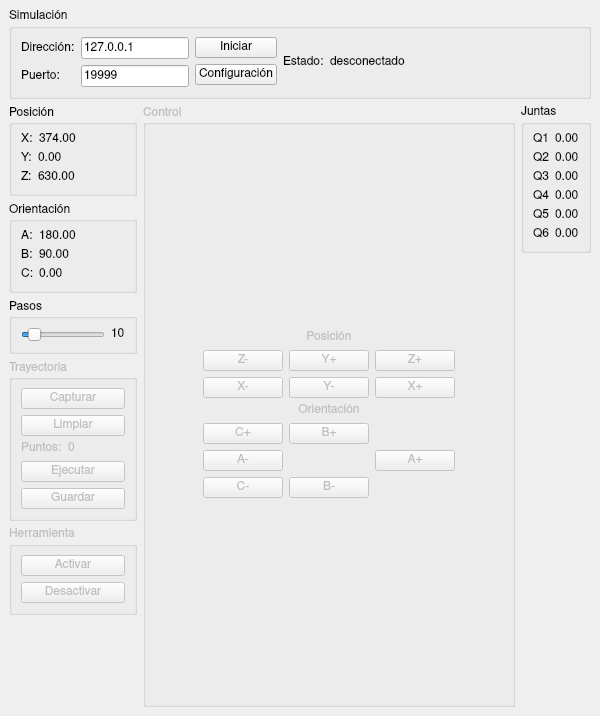
Above: ui_mainwindowabbpanel.ui from GabiAndi/UNER_Robotica before the change. Below: the same form after it.
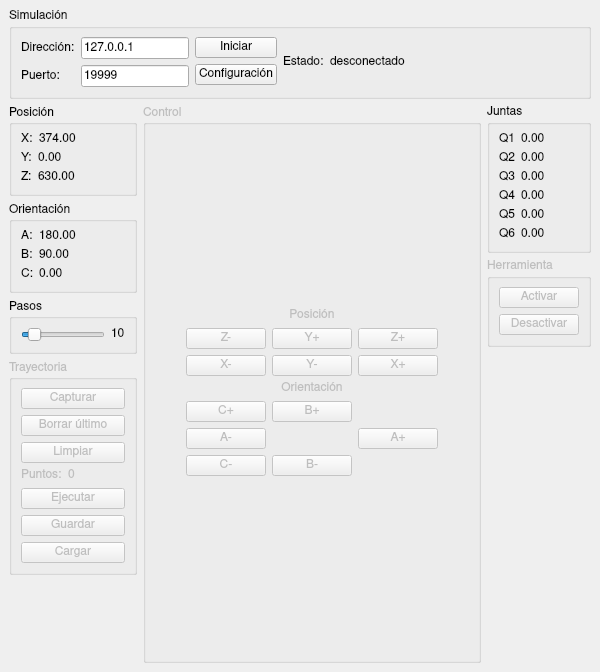
That is the form after the change.

Commit message: Carga de trayectorias

```diff
--- a/ui_mainwindowabbpanel.ui
+++ b/ui_mainwindowabbpanel.ui
@@ -7,13 +7,13 @@
     <x>0</x>
     <y>0</y>
     <width>600</width>
-    <height>716</height>
+    <height>672</height>
    </rect>
   </property>
   <property name="minimumSize">
    <size>
     <width>600</width>
-    <height>716</height>
+    <height>672</height>
    </size>
   </property>
   <property name="font">
@@ -367,6 +367,13 @@
              </property>
             </widget>
            </item>
+           <item>
+            <widget class="QPushButton" name="pushButtonABBBorrarUltimoPunto">
+             <property name="text">
+              <string>Borrar último</string>
+             </property>
+            </widget>
+           </item>
            <item>
             <widget class="QPushButton" name="pushButtonABBLimpiarTrayectoria">
              <property name="text">
@@ -412,29 +419,10 @@
              </property>
             </widget>
            </item>
-          </layout>
-         </widget>
-        </item>
-        <item>
-         <widget class="QGroupBox" name="groupBoxABBHerramienta">
-          <property name="enabled">
-           <bool>false</bool>
-          </property>
-          <property name="title">
-           <string>Herramienta</string>
-          </property>
-          <layout class="QVBoxLayout" name="verticalLayout_12">
            <item>
-            <widget class="QPushButton" name="pushButtonABBActivarHerramienta">
+            <widget class="QPushButton" name="pushButtonABBCargarTrayectoria">
              <property name="text">
-              <string>Activar</string>
-             </property>
-            </widget>
-           </item>
-           <item>
-            <widget class="QPushButton" name="pushButtonABBDesactivarHerramienta">
-             <property name="text">
-              <string>Desactivar</string>
+              <string>Cargar</string>
              </property>
             </widget>
            </item>
@@ -844,6 +832,32 @@
           </layout>
          </widget>
         </item>
+        <item>
+         <widget class="QGroupBox" name="groupBoxABBHerramienta">
+          <property name="enabled">
+           <bool>false</bool>
+          </property>
+          <property name="title">
+           <string>Herramienta</string>
+          </property>
+          <layout class="QVBoxLayout" name="verticalLayout_12">
+           <item>
+            <widget class="QPushButton" name="pushButtonABBActivarHerramienta">
+             <property name="text">
+              <string>Activar</string>
+             </property>
+            </widget>
+           </item>
+           <item>
+            <widget class="QPushButton" name="pushButtonABBDesactivarHerramienta">
+             <property name="text">
+              <string>Desactivar</string>
+             </property>
+            </widget>
+           </item>
+          </layout>
+         </widget>
+        </item>
         <item>
          <spacer name="verticalSpacer_6">
           <property name="orientation">
```
The commit also changes 2 other files.
